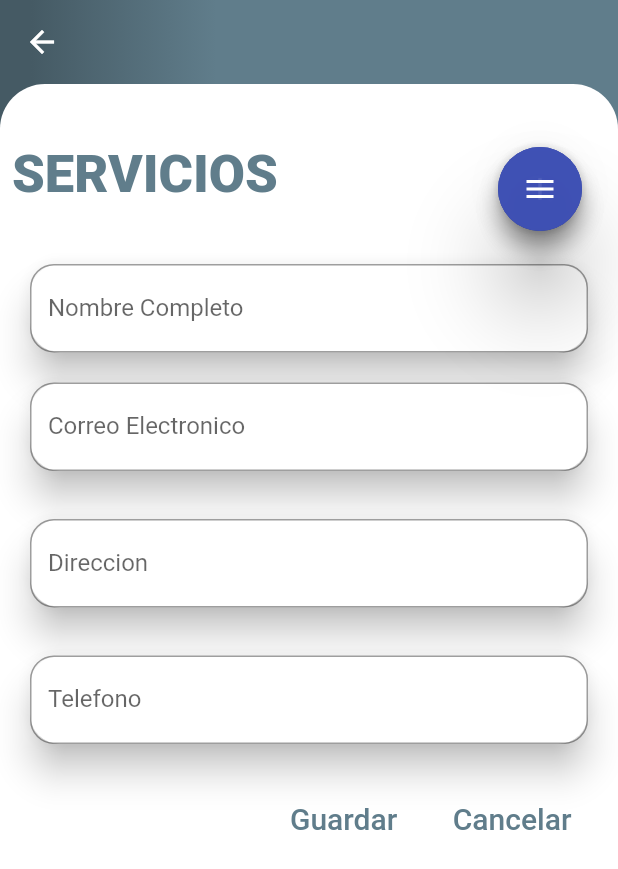
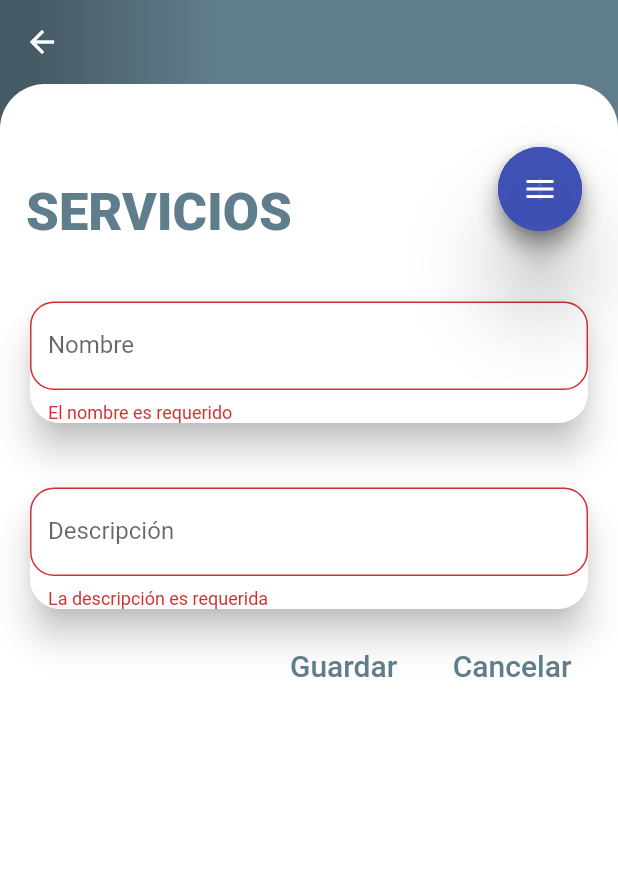
Before and after one commit to RobertAlvv/RobertAlvv-citas, a Flutter app: the MyServicios screen opened directly, after a tap on "Guardar", on a phone screen of 412 x 824 dp. Shown: the top 869 px of the screen. Run offline on Flutter 3.47's test engine with Material 2 defaults, Android fonts, the phone set to English and light mode, and no system bars; our stand-ins replace bottom_navy_bar, curved_navigation_bar, flutter_staggered_animations, shimmer, sqflite, table_calendar; missing offline and left inert: unicorndial; accounts and stored records are empty.

Commit message:
Mostrar y registrar servicios

```diff
--- a/lib/pages/ListarServicios.dart
+++ b/lib/pages/ListarServicios.dart
@@ -47,29 +47,37 @@ Widget _consultarServicios() {
           DBProvider.db.deleteById(servicio.id, 'servicios');
         },
         child: Card(
+           margin: EdgeInsets.only(top: 20),
+            elevation: 5,
           shape:
               RoundedRectangleBorder(borderRadius: BorderRadius.circular(20.0)),
           child: Column(
+              mainAxisAlignment: MainAxisAlignment.center,
               children: <Widget>[
-              ListTile(
+                Row(
+              mainAxisAlignment: MainAxisAlignment.center,
+                  children: <Widget>[
+                SizedBox(height: 100),
+                    Flexible(
+                      child: ListTile(
                         leading: Icon(Icons.perm_identity),
-                title: Text('${servicio.nombre}'),
-                subtitle: Text('Descripción ${servicio.descripcion}'),
+                        title: Text('${servicio.nombre}',style: TextStyle(fontSize: 18)),
+                        subtitle: Text('Descripción en  ${servicio.descripcion}',style: TextStyle(fontSize: 15)),
                         onTap: () {},
                       ),
-              Row(
-                mainAxisAlignment: MainAxisAlignment.end,
-                children: <Widget>[
+                    ),
                      FlatButton(
-                      child: Icon(Icons.edit, color: Colors.blue),
-                      onPressed: () {}),
-                  FlatButton(
-                      child: Icon(Icons.arrow_forward_ios),
+                          child: Icon(Icons.edit, color: Colors.blue,size: 25),
                           onPressed: () {
-                        //Navigator.pushNamed(context, 'user_details');
+                            // ListUserPage.seleccionarPantalla = 2;
+                            // usuarioEditar = user;
+                            // setState(() {
+
+                            // });
                           })
                   ],
-              )
+                ),
+                SizedBox(height: 10)
               ],
             ),
         ),
--- a/lib/pages/ServiciosPages.dart
+++ b/lib/pages/ServiciosPages.dart
@@ -1,6 +1,7 @@
 import 'package:flutter/material.dart';
-import 'package:project_citas_test/Widgets/FloatButtonAnimated.dart';
-import 'package:animated_floatactionbuttons/animated_floatactionbuttons.dart';
+import 'package:project_citas_test/models/serviciosModels.dart';
+import 'package:project_citas_test/pages/ListarServicios.dart';
+import 'package:project_citas_test/providers/db_provider.dart';
 
 class MyServicios extends StatefulWidget {
   @override
@@ -17,6 +18,12 @@ class _MyServiciosState extends State<MyServicios>
   Animation<double> _translateButton;
   Curve _curve = Curves.easeOut;
   double _fabHeight = 56.0;
+   int _seleccionarPantalla=1;
+
+  TextEditingController _nombreController = TextEditingController();
+  TextEditingController _descripcionController = TextEditingController();
+  final _formKey = GlobalKey<FormState>();
+  final _scaffoldKey = GlobalKey<ScaffoldState>();
 
   @override
   initState() {
@@ -92,6 +99,7 @@ class _MyServiciosState extends State<MyServicios>
           Opacity(
             opacity: _opacity,
             child: Scaffold(
+              key: _scaffoldKey,
               backgroundColor: Colors.transparent,
               appBar: AppBar(
                 elevation: 0,
@@ -105,10 +113,10 @@ class _MyServiciosState extends State<MyServicios>
                       topLeft: Radius.circular(30),
                       topRight: Radius.circular(30)),
                 ),
-                child: ListView(
+                child: Column(
                   children: <Widget>[
                     Padding(
-                      padding: EdgeInsets.only(top: 30.0, left: 8),
+                        padding: EdgeInsets.only(top: 55.0, right: 200),
                         child: Text(
                           'Servicios'.toUpperCase(),
                           style: TextStyle(
@@ -117,108 +125,10 @@ class _MyServiciosState extends State<MyServicios>
                               color: Colors.blueGrey),
                         ),
                       ),
-                    Padding(
-                      padding:
-                          const EdgeInsets.only(top: 35, left: 16, right: 16),
-                      child: Card(
-                        elevation: 10,
-                        shape: RoundedRectangleBorder(
-                            borderRadius:
-                                BorderRadius.all(Radius.circular(20))),
-                        child: TextField(
-                          //enabled: false,
-                          decoration: InputDecoration(
-                            border: OutlineInputBorder(
-                                borderRadius: BorderRadius.circular(16)),
-                            labelText: 'Nombre Completo',
-                          ),
-                        ),
-                      ),
-                    ),
-                    Padding(
-                      padding: const EdgeInsets.symmetric(
-                          vertical: 12, horizontal: 16),
-                      child: Card(
-                        elevation: 10,
-                        shape: RoundedRectangleBorder(
-                            borderRadius:
-                                BorderRadius.all(Radius.circular(20))),
-                        child: TextField(
-                          //enabled: false,
-                          decoration: InputDecoration(
-                            border: OutlineInputBorder(
-                                borderRadius: BorderRadius.circular(16)),
-                            labelText: 'Correo Electronico',
-                          ),
-                        ),
-                      ),
-                    ),
-                    Padding(
-                      padding:
-                          EdgeInsets.symmetric(vertical: 12, horizontal: 16),
-                      child: Card(
-                        elevation: 10,
-                        shape: RoundedRectangleBorder(
-                            borderRadius:
-                                BorderRadius.all(Radius.circular(20))),
-                        child: TextField(
-                          //enabled: false,
-                          decoration: InputDecoration(
-                            border: OutlineInputBorder(
-                                borderRadius: BorderRadius.circular(16)),
-                            labelText: 'Direccion',
-                          ),
-                        ),
-                      ),
-                    ),
-                    Padding(
-                      padding:
-                          EdgeInsets.symmetric(vertical: 12, horizontal: 16),
-                      child: Card(
-                        elevation: 10,
-                        shape: RoundedRectangleBorder(
-                            borderRadius:
-                                BorderRadius.all(Radius.circular(20))),
-                        child: TextField(
-                          //enabled: false,
-                          decoration: InputDecoration(
-                            border: OutlineInputBorder(
-                                borderRadius: BorderRadius.circular(16)),
-                            labelText: 'Telefono',
-                          ),
-                        ),
-                      ),
-                    ),
-                    SizedBox(
-                      height: 10,
-                    ),
-                    Row(
-                      mainAxisAlignment: MainAxisAlignment.end,
-                      children: <Widget>[
-                        FlatButton(
-                          onPressed: () {},
-                          child: Text('Guardar',
-                              style: TextStyle(
-                                  color: Colors.blueGrey, fontSize: 20)),
-                        ),
-                        SizedBox(
-                          width: 5,
-                        ),
-                        FlatButton(
-                          onPressed: () {},
-                          child: Text(
-                            'Cancelar',
-                            style:
-                                TextStyle(color: Colors.blueGrey, fontSize: 20),
-                          ),
-                        ),
-                        SizedBox(
-                          width: 15,
-                        ),
-                      ],
+                      Flexible(child: seleccionarPantalla())
+                  ]
+
                 )
-                  ],
-                ),
               ),
 //        floatingActionButton: AnimatedFloatingActionButton(
 //            //Fab list
@@ -243,7 +153,11 @@ class _MyServiciosState extends State<MyServicios>
                   ),
                   child: FloatingActionButton(
                     backgroundColor: Colors.indigo.withOpacity(0.9),
-                    onPressed: () {},
+                    onPressed: () {
+                      setState(() {
+                        _seleccionarPantalla=2;
+                      });
+                    },
                     tooltip: 'Inbox',
                     child: Icon(Icons.search),
                     heroTag: "search",
@@ -257,7 +171,11 @@ class _MyServiciosState extends State<MyServicios>
                   ),
                   child: FloatingActionButton(
                     backgroundColor: Colors.indigo.withOpacity(0.9),
-                    onPressed: () {},
+                    onPressed: () {
+                       setState(() {
+                        _seleccionarPantalla=1;
+                      });
+                    },
                     tooltip: 'Inbox',
                     child: Icon(Icons.add),
                     heroTag: "add",
@@ -287,6 +205,125 @@ class _MyServiciosState extends State<MyServicios>
     );
   }
 
+
+
+Widget formulario(){
+        return Form(
+                  key: _formKey,
+                  child: ListView(
+                    children: <Widget>[
+                      Padding(
+                        padding:
+                            const EdgeInsets.only(top: 35, left: 16, right: 16),
+                        child: Card(
+                          elevation: 10,
+                          shape: RoundedRectangleBorder(
+                              borderRadius:
+                                  BorderRadius.all(Radius.circular(20))),
+                          child: TextFormField(
+                            controller: _nombreController,
+                            validator: (valor) {
+                              return valor.isEmpty
+                                  ? 'El nombre es requerido'
+                                  : null;
+                            },
+                            //enabled: false,
+                            decoration: InputDecoration(
+                              border: OutlineInputBorder(
+                                  borderRadius: BorderRadius.circular(16)),
+                              labelText: 'Nombre',
+                            ),
+                          ),
+                        ),
+                      ),
+                      Padding(
+                        padding:
+                            const EdgeInsets.only(top: 35, left: 16, right: 16),
+                        child: Card(
+                          elevation: 10,
+                          shape: RoundedRectangleBorder(
+                              borderRadius:
+                                  BorderRadius.all(Radius.circular(20))),
+                          child: TextFormField(
+                            controller: _descripcionController,
+                            validator: (valor) {
+                              return valor.isEmpty
+                                  ? 'La descripción es requerida'
+                                  : null;
+                            },
+                            //enabled: false,
+                            decoration: InputDecoration(
+                              border: OutlineInputBorder(
+                                  borderRadius: BorderRadius.circular(16)),
+                              labelText: 'Descripción',
+                            ),
+                          ),
+                        ),
+                      ),
+                      SizedBox(
+                        height: 10,
+                      ),
+                      Row(
+                        mainAxisAlignment: MainAxisAlignment.end,
+                        children: <Widget>[
+                          FlatButton(
+                            onPressed: () {
+                              if (_formKey.currentState.validate()) {
+                                DBProvider.db.registrarBD(
+                                    ServicioModel(
+                                        nombre: _nombreController.text,
+                                        descripcion:
+                                            _descripcionController.text),
+                                    'servicios');
+                                final snackBar = SnackBar(
+                                  duration: Duration(milliseconds: 1200),
+                                  content: Text(
+                                      'El servicio ${_nombreController.text} se ha guardado'),
+                                  action: SnackBarAction(
+                                    label: 'Undo',
+                                    onPressed: () {
+                                      // Some code to undo the change.
+                                    },
+                                  ),
+                                );
+                                _scaffoldKey.currentState
+                                    .showSnackBar(snackBar);
+                                _formKey.currentState?.reset();
+                              }
+                            },
+                            child: Text('Guardar',
+                                style: TextStyle(
+                                    color: Colors.blueGrey, fontSize: 20)),
+                          ),
+                          SizedBox(
+                            width: 5,
+                          ),
+                          FlatButton(
+                            onPressed: () {
+                                _formKey.currentState?.reset();
+                            },
+                            child: Text(
+                              'Cancelar',
+                              style: TextStyle(
+                                  color: Colors.blueGrey, fontSize: 20),
+                            ),
+                          ),
+                          SizedBox(
+                            width: 15,
+                          ),
+                        ],
+                      )
+                    ],
+                  ),
+                );
+}
+
+ Widget seleccionarPantalla(){
+    switch (_seleccionarPantalla){
+    case 1 : return formulario();
+    case 2 : return ListarServiciosPage();
+    }
+
   Widget float1() {
     return Container(
       child: FloatingActionButton(
@@ -307,3 +344,5 @@ class _MyServiciosState extends State<MyServicios>
     );
   }
 }
+
+    }
--- a/lib/providers/db_provider.dart
+++ b/lib/providers/db_provider.dart
@@ -34,11 +34,11 @@ class DBProvider {
       onCreate: (Database db, int version) async {
         await db.execute(
             'CREATE TABLE clientes(id INTEGER PRIMARY KEY AUTOINCREMENT,'
-                'nombre_completo VARCHAR NOT NULL,sexo CHART NOT NULL,direccion VARCHAR NOT NULL,telefono VARCHAR NOT NULL)');
+                'nombre_completo VARCHAR NOT NULL,correo VARCHAR,direccion VARCHAR NOT NULL,telefono VARCHAR NOT NULL)');
 
                   await db.execute(
             'CREATE TABLE especialista(id INTEGER PRIMARY KEY AUTOINCREMENT,'
-                'nombre_completo VARCHAR NOT NULL,sexo CHART NOT NULL,direccion VARCHAR NOT NULL,telefono VARCHAR NOT NULL)');
+                'nombre_completo VARCHAR NOT NULL,correo VARCHAR,direccion VARCHAR NOT NULL,telefono VARCHAR NOT NULL)');
 
                     await db.execute(
             'CREATE TABLE servicios(id INTEGER PRIMARY KEY AUTOINCREMENT,'
```
Lines whose indentation alone changed are shown as unchanged.
